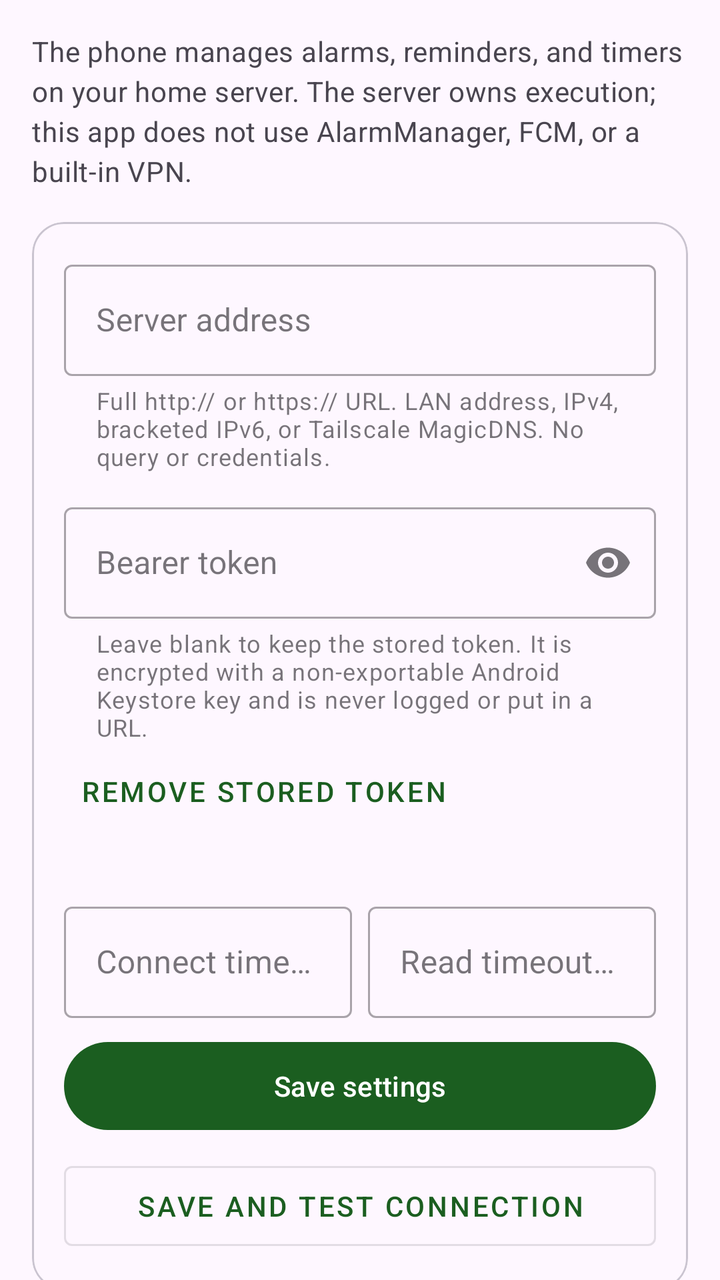
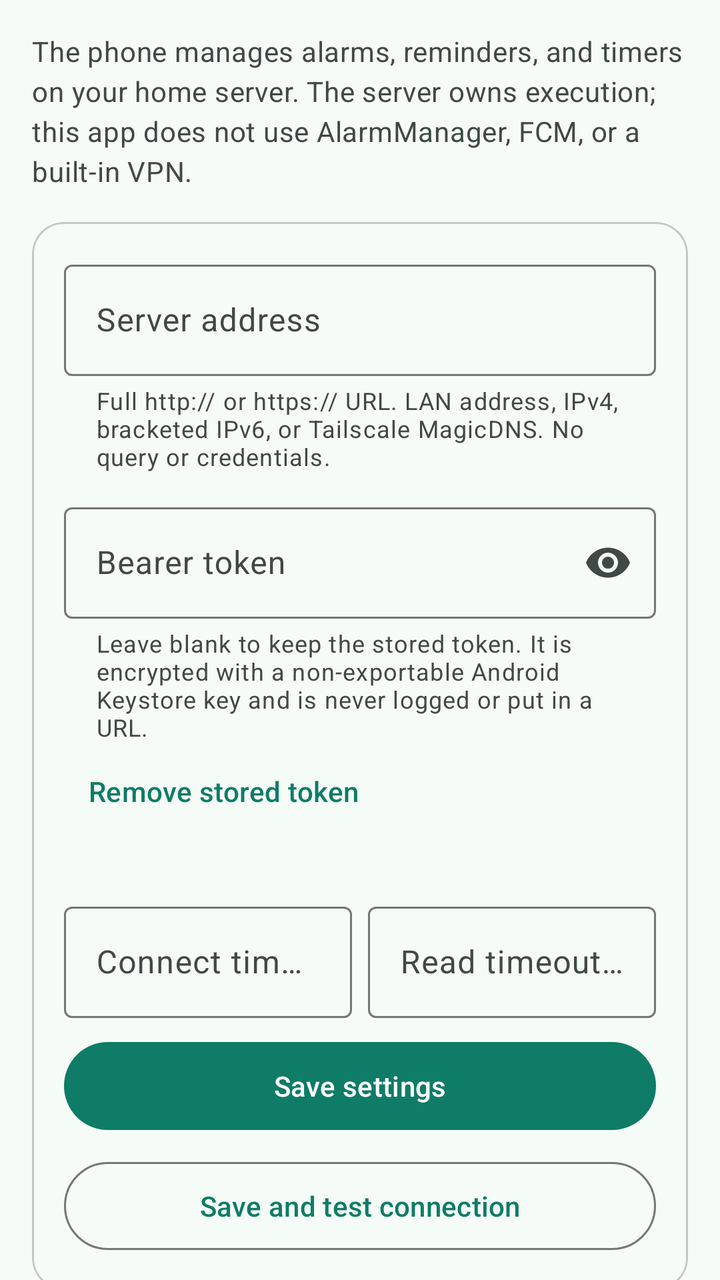

Two renders of the same Android screen: before a commit and after it. Below are the layout's source before the change and the commit's diff.
<!-- AndroidManifest.xml: another module's application theme Theme.Home -->
<!-- res/layout/fragment_connection.xml -->
<?xml version="1.0" encoding="utf-8"?>
<androidx.core.widget.NestedScrollView xmlns:android="http://schemas.android.com/apk/res/android"
    xmlns:app="http://schemas.android.com/apk/res-auto"
    android:layout_width="match_parent"
    android:layout_height="match_parent"
    android:fillViewport="true">

    <LinearLayout
        android:layout_width="match_parent"
        android:layout_height="wrap_content"
        android:orientation="vertical"
        android:padding="@dimen/connection_screen_margin">

        <TextView
            android:layout_width="match_parent"
            android:layout_height="wrap_content"
            android:text="@string/connection_intro"
            android:textAppearance="?attr/textAppearanceBodyMedium"
            android:textColor="?attr/colorOnSurfaceVariant" />

        <com.google.android.material.card.MaterialCardView
            android:layout_width="match_parent"
            android:layout_height="wrap_content"
            android:layout_marginTop="16dp"
            app:cardCornerRadius="16dp">

            <LinearLayout
                android:layout_width="match_parent"
                android:layout_height="wrap_content"
                android:orientation="vertical"
                android:padding="16dp">

                <com.google.android.material.textfield.TextInputLayout
                    android:id="@+id/connection_endpoint_layout"
                    style="@style/Widget.MaterialComponents.TextInputLayout.OutlinedBox"
                    android:layout_width="match_parent"
                    android:layout_height="wrap_content"
                    android:hint="@string/connection_endpoint"
                    app:helperText="@string/connection_endpoint_helper">

                    <com.google.android.material.textfield.TextInputEditText
                        android:id="@+id/connection_endpoint"
                        android:layout_width="match_parent"
                        android:layout_height="wrap_content"
                        android:imeOptions="actionNext"
                        android:inputType="textUri" />
                </com.google.android.material.textfield.TextInputLayout>

                <TextView
                    android:id="@+id/connection_http_warning"
                    android:layout_width="match_parent"
                    android:layout_height="wrap_content"
                    android:layout_marginTop="4dp"
                    android:text="@string/connection_http_warning"
                    android:textAppearance="?attr/textAppearanceBodySmall"
                    android:textColor="?attr/colorError"
                    android:visibility="gone" />

                <com.google.android.material.textfield.TextInputLayout
                    android:id="@+id/connection_token_layout"
                    style="@style/Widget.MaterialComponents.TextInputLayout.OutlinedBox"
                    android:layout_width="match_parent"
                    android:layout_height="wrap_content"
                    android:layout_marginTop="12dp"
                    android:hint="@string/connection_token"
                    app:endIconMode="password_toggle"
                    app:helperText="@string/connection_token_helper">

                    <com.google.android.material.textfield.TextInputEditText
                        android:id="@+id/connection_token"
                        android:layout_width="match_parent"
                        android:layout_height="wrap_content"
                        android:imeOptions="actionNext"
                        android:importantForAutofill="no"
                        android:inputType="textPassword"
                        android:saveEnabled="false" />
                </com.google.android.material.textfield.TextInputLayout>

                <com.google.android.material.button.MaterialButton
                    android:id="@+id/connection_clear_token"
                    style="@style/Widget.MaterialComponents.Button.TextButton"
                    android:layout_width="wrap_content"
                    android:layout_height="wrap_content"
                    android:minHeight="48dp"
                    android:text="@string/connection_clear_token" />

                <TextView
                    android:id="@+id/connection_token_status"
                    android:layout_width="match_parent"
                    android:layout_height="wrap_content"
                    android:textAppearance="?attr/textAppearanceBodySmall"
                    android:textColor="?attr/colorOnSurfaceVariant" />

                <TextView
                    android:id="@+id/connection_token_warning"
                    android:layout_width="match_parent"
                    android:layout_height="wrap_content"
                    android:layout_marginTop="4dp"
                    android:text="@string/connection_token_unreadable"
                    android:textColor="?attr/colorError"
                    android:visibility="gone" />

                <LinearLayout
                    android:layout_width="match_parent"
                    android:layout_height="wrap_content"
                    android:layout_marginTop="12dp"
                    android:orientation="horizontal">

                    <com.google.android.material.textfield.TextInputLayout
                        style="@style/Widget.MaterialComponents.TextInputLayout.OutlinedBox"
                        android:layout_width="0dp"
                        android:layout_height="wrap_content"
                        android:layout_marginEnd="4dp"
                        android:layout_weight="1"
                        android:hint="@string/connection_connect_timeout">

                        <com.google.android.material.textfield.TextInputEditText
                            android:id="@+id/connection_connect_timeout"
                            android:layout_width="match_parent"
                            android:layout_height="wrap_content"
                            android:inputType="number" />
                    </com.google.android.material.textfield.TextInputLayout>

                    <com.google.android.material.textfield.TextInputLayout
                        style="@style/Widget.MaterialComponents.TextInputLayout.OutlinedBox"
                        android:layout_width="0dp"
                        android:layout_height="wrap_content"
                        android:layout_marginStart="4dp"
                        android:layout_weight="1"
                        android:hint="@string/connection_read_timeout">

                        <com.google.android.material.textfield.TextInputEditText
                            android:id="@+id/connection_read_timeout"
                            android:layout_width="match_parent"
                            android:layout_height="wrap_content"
                            android:inputType="number" />
                    </com.google.android.material.textfield.TextInputLayout>
                </LinearLayout>

                <TextView
                    android:id="@+id/connection_error"
                    android:layout_width="match_parent"
                    android:layout_height="wrap_content"
                    android:layout_marginTop="8dp"
                    android:textColor="?attr/colorError"
                    android:visibility="gone" />

                <com.google.android.material.button.MaterialButton
                    android:id="@+id/connection_save"
                    android:layout_width="match_parent"
                    android:layout_height="wrap_content"
                    android:layout_marginTop="8dp"
                    android:minHeight="52dp"
                    android:text="@string/connection_save" />

                <com.google.android.material.button.MaterialButton
                    android:id="@+id/connection_test"
                    style="@style/Widget.MaterialComponents.Button.OutlinedButton"
                    android:layout_width="match_parent"
                    android:layout_height="wrap_content"
                    android:layout_marginTop="8dp"
                    android:minHeight="52dp"
                    android:text="@string/connection_test" />

                <ProgressBar
                    android:id="@+id/connection_progress"
                    android:layout_width="wrap_content"
                    android:layout_height="wrap_content"
                    android:layout_gravity="center_horizontal"
                    android:layout_marginTop="12dp"
                    android:visibility="gone" />
            </LinearLayout>
        </com.google.android.material.card.MaterialCardView>

        <com.google.android.material.card.MaterialCardView
            android:layout_width="match_parent"
            android:layout_height="wrap_content"
            android:layout_marginTop="16dp"
            app:cardCornerRadius="16dp">

            <LinearLayout
                android:layout_width="match_parent"
                android:layout_height="wrap_content"
                android:orientation="vertical"
                android:padding="16dp">

                <TextView
                    android:layout_width="match_parent"
                    android:layout_height="wrap_content"
                    android:text="@string/connection_status"
                    android:textAppearance="?attr/textAppearanceTitleLarge" />

                <TextView
                    android:id="@+id/connection_status_text"
                    android:layout_width="match_parent"
                    android:layout_height="wrap_content"
                    android:layout_marginTop="8dp"
                    android:text="@string/connection_not_configured"
                    android:textAppearance="?attr/textAppearanceBodyMedium" />

                <TextView
                    android:layout_width="match_parent"
                    android:layout_height="wrap_content"
                    android:layout_marginTop="12dp"
                    android:text="@string/connection_server_owns"
                    android:textAppearance="?attr/textAppearanceBodySmall"
                    android:textColor="?attr/colorOnSurfaceVariant" />

                <TextView
                    android:layout_width="match_parent"
                    android:layout_height="wrap_content"
                    android:layout_marginTop="4dp"
                    android:text="@string/connection_notification_note"
                    android:textAppearance="?attr/textAppearanceBodySmall"
                    android:textColor="?attr/colorOnSurfaceVariant" />
            </LinearLayout>
        </com.google.android.material.card.MaterialCardView>
    </LinearLayout>
</androidx.core.widget.NestedScrollView>
<!-- resources referenced by this layout -->
<resources>
  <style name="Theme.Home" parent="Theme.Material3.DayNight.NoActionBar">
          <item name="colorPrimary">@color/home_green</item>
          <item name="colorOnPrimary">@color/home_on_green</item>
          <item name="colorPrimaryContainer">@color/home_green_dark</item>
          <item name="colorOnPrimaryContainer">@color/home_on_green</item>
          <item name="colorSecondary">@color/home_teal</item>
          <item name="colorOnSecondary">@color/home_on_teal</item>
          <item name="android:statusBarColor">@color/home_green_dark</item>
          <item name="android:navigationBarColor">?attr/colorSurface</item>
          <item name="android:windowLightStatusBar">false</item>
      </style>
  <color name="home_green">#1B5E20</color>
  <color name="home_on_green">#FFFFFF</color>
  <color name="home_green_dark">#0D3F14</color>
  <color name="home_teal">#00695C</color>
  <color name="home_on_teal">#FFFFFF</color>
  <!-- unchanged entries left out for length: 17 -->
</resources>

<!-- the commit's change to res/layout/fragment_connection.xml (unified diff, before → after) -->
@@ -32,7 +32,7 @@
 
                 <com.google.android.material.textfield.TextInputLayout
                     android:id="@+id/connection_endpoint_layout"
-                    style="@style/Widget.MaterialComponents.TextInputLayout.OutlinedBox"
+                    style="@style/Widget.Material3.TextInputLayout.OutlinedBox"
                     android:layout_width="match_parent"
                     android:layout_height="wrap_content"
                     android:hint="@string/connection_endpoint"
@@ -58,7 +58,7 @@
 
                 <com.google.android.material.textfield.TextInputLayout
                     android:id="@+id/connection_token_layout"
-                    style="@style/Widget.MaterialComponents.TextInputLayout.OutlinedBox"
+                    style="@style/Widget.Material3.TextInputLayout.OutlinedBox"
                     android:layout_width="match_parent"
                     android:layout_height="wrap_content"
                     android:layout_marginTop="12dp"
@@ -78,7 +78,7 @@
 
                 <com.google.android.material.button.MaterialButton
                     android:id="@+id/connection_clear_token"
-                    style="@style/Widget.MaterialComponents.Button.TextButton"
+                    style="@style/Widget.Material3.Button.TextButton"
                     android:layout_width="wrap_content"
                     android:layout_height="wrap_content"
                     android:minHeight="48dp"
@@ -107,7 +107,7 @@
                     android:orientation="horizontal">
 
                     <com.google.android.material.textfield.TextInputLayout
-                        style="@style/Widget.MaterialComponents.TextInputLayout.OutlinedBox"
+                        style="@style/Widget.Material3.TextInputLayout.OutlinedBox"
                         android:layout_width="0dp"
                         android:layout_height="wrap_content"
                         android:layout_marginEnd="4dp"
@@ -122,7 +122,7 @@
                     </com.google.android.material.textfield.TextInputLayout>
 
                     <com.google.android.material.textfield.TextInputLayout
-                        style="@style/Widget.MaterialComponents.TextInputLayout.OutlinedBox"
+                        style="@style/Widget.Material3.TextInputLayout.OutlinedBox"
                         android:layout_width="0dp"
                         android:layout_height="wrap_content"
                         android:layout_marginStart="4dp"
@@ -155,7 +155,7 @@
 
                 <com.google.android.material.button.MaterialButton
                     android:id="@+id/connection_test"
-                    style="@style/Widget.MaterialComponents.Button.OutlinedButton"
+                    style="@style/Widget.Material3.Button.OutlinedButton"
                     android:layout_width="match_parent"
                     android:layout_height="wrap_content"
                     android:layout_marginTop="8dp"
<!-- resource entries referenced after the edit -->
@@ -1,21 +1,75 @@
 <!-- resources referenced by this layout -->
 <resources>
   <style name="Theme.Home" parent="Theme.Material3.DayNight.NoActionBar">
-          <item name="colorPrimary">@color/home_green</item>
-          <item name="colorOnPrimary">@color/home_on_green</item>
-          <item name="colorPrimaryContainer">@color/home_green_dark</item>
-          <item name="colorOnPrimaryContainer">@color/home_on_green</item>
-          <item name="colorSecondary">@color/home_teal</item>
-          <item name="colorOnSecondary">@color/home_on_teal</item>
-          <item name="android:statusBarColor">@color/home_green_dark</item>
-          <item name="android:navigationBarColor">?attr/colorSurface</item>
-          <item name="android:windowLightStatusBar">false</item>
+          <item name="colorPrimary">@color/home_primary</item>
+          <item name="colorOnPrimary">@color/home_on_primary</item>
+          <item name="colorPrimaryContainer">@color/home_primary_container</item>
+          <item name="colorOnPrimaryContainer">@color/home_on_primary_container</item>
+          <item name="colorSecondary">@color/home_secondary</item>
+          <item name="colorOnSecondary">@color/home_on_secondary</item>
+          <item name="colorSecondaryContainer">@color/home_secondary_container</item>
+          <item name="colorOnSecondaryContainer">@color/home_on_secondary_container</item>
+          <item name="colorTertiary">@color/home_tertiary</item>
+          <item name="colorOnTertiary">@color/home_on_tertiary</item>
+          <item name="colorTertiaryContainer">@color/home_tertiary_container</item>
+          <item name="colorOnTertiaryContainer">@color/home_on_tertiary_container</item>
+          <item name="colorError">@color/home_error</item>
+          <item name="android:colorBackground">@color/home_surface</item>
+          <item name="colorSurface">@color/home_surface</item>
+          <item name="colorOnSurface">@color/home_on_surface</item>
+          <item name="colorOnBackground">@color/home_on_surface</item>
+          <item name="colorOnSurfaceVariant">@color/home_on_surface_variant</item>
+          <item name="colorSurfaceContainerLow">@color/home_surface_container_low</item>
+          <item name="colorSurfaceContainer">@color/home_surface_container</item>
+          <item name="colorSurfaceContainerHigh">@color/home_surface_container_high</item>
+          <item name="colorSurfaceContainerHighest">@color/home_surface_container_highest</item>
+          <item name="colorOutline">@color/home_outline</item>
+          <item name="colorOutlineVariant">@color/home_outline_variant</item>
+  
+          
+          <item name="shapeAppearanceSmallComponent">@style/ShapeAppearance.Home.Small</item>
+          <item name="shapeAppearanceMediumComponent">@style/ShapeAppearance.Home.Medium</item>
+          <item name="shapeAppearanceLargeComponent">@style/ShapeAppearance.Home.Large</item>
+  
+          <item name="android:statusBarColor">@color/home_surface</item>
+          <item name="android:navigationBarColor">@color/home_surface_container</item>
+          <item name="android:windowLightStatusBar">@bool/home_light_bars</item>
+          <item name="android:windowLightNavigationBar">@bool/home_light_bars</item>
       </style>
-  <color name="home_green">#1B5E20</color>
-  <color name="home_on_green">#FFFFFF</color>
-  <color name="home_green_dark">#0D3F14</color>
-  <color name="home_teal">#00695C</color>
-  <color name="home_on_teal">#FFFFFF</color>
+  <color name="home_primary">#0E7C66</color>
+  <color name="home_on_primary">#FFFFFF</color>
+  <color name="home_primary_container">#BDF2E0</color>
+  <color name="home_on_primary_container">#00201A</color>
+  <color name="home_secondary">#4A635B</color>
+  <color name="home_on_secondary">#FFFFFF</color>
+  <color name="home_secondary_container">#CCE8DE</color>
+  <color name="home_on_secondary_container">#05201A</color>
+  <color name="home_tertiary">#8A5100</color>
+  <color name="home_on_tertiary">#FFFFFF</color>
+  <color name="home_tertiary_container">#FFDDB6</color>
+  <color name="home_on_tertiary_container">#2C1600</color>
+  <color name="home_error">#BA1A1A</color>
+  <color name="home_surface">#F5FBF7</color>
+  <color name="home_on_surface">#171D1A</color>
+  <color name="home_on_surface_variant">#3F4945</color>
+  <color name="home_surface_container_low">#EFF5F1</color>
+  <color name="home_surface_container">#E9F0EC</color>
+  <color name="home_surface_container_high">#E3EAE6</color>
+  <color name="home_surface_container_highest">#DDE4E0</color>
+  <color name="home_outline">#6F7975</color>
+  <color name="home_outline_variant">#BFC9C4</color>
+  <style name="ShapeAppearance.Home.Small" parent="ShapeAppearance.Material3.SmallComponent">
+          <item name="cornerFamily">rounded</item>
+          <item name="cornerSize">14dp</item>
+      </style>
+  <style name="ShapeAppearance.Home.Medium" parent="ShapeAppearance.Material3.MediumComponent">
+          <item name="cornerFamily">rounded</item>
+          <item name="cornerSize">22dp</item>
+      </style>
+  <style name="ShapeAppearance.Home.Large" parent="ShapeAppearance.Material3.LargeComponent">
+          <item name="cornerFamily">rounded</item>
+          <item name="cornerSize">28dp</item>
+      </style>
   <!-- unchanged entries left out for length: 17 -->
 </resources>
 
